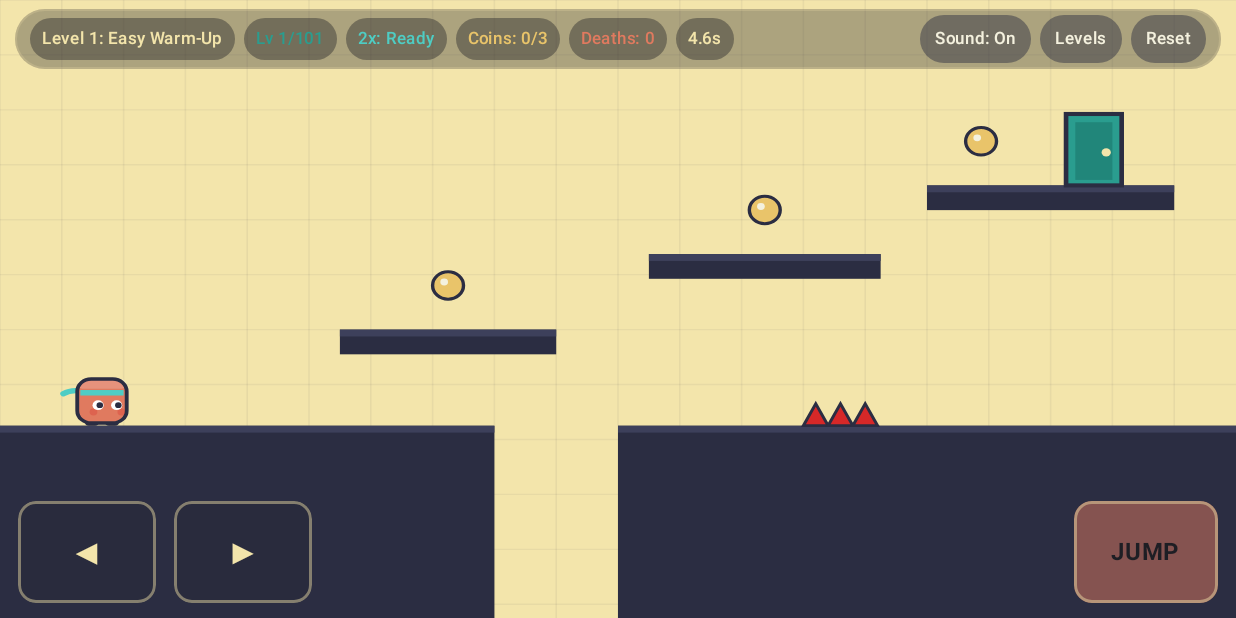
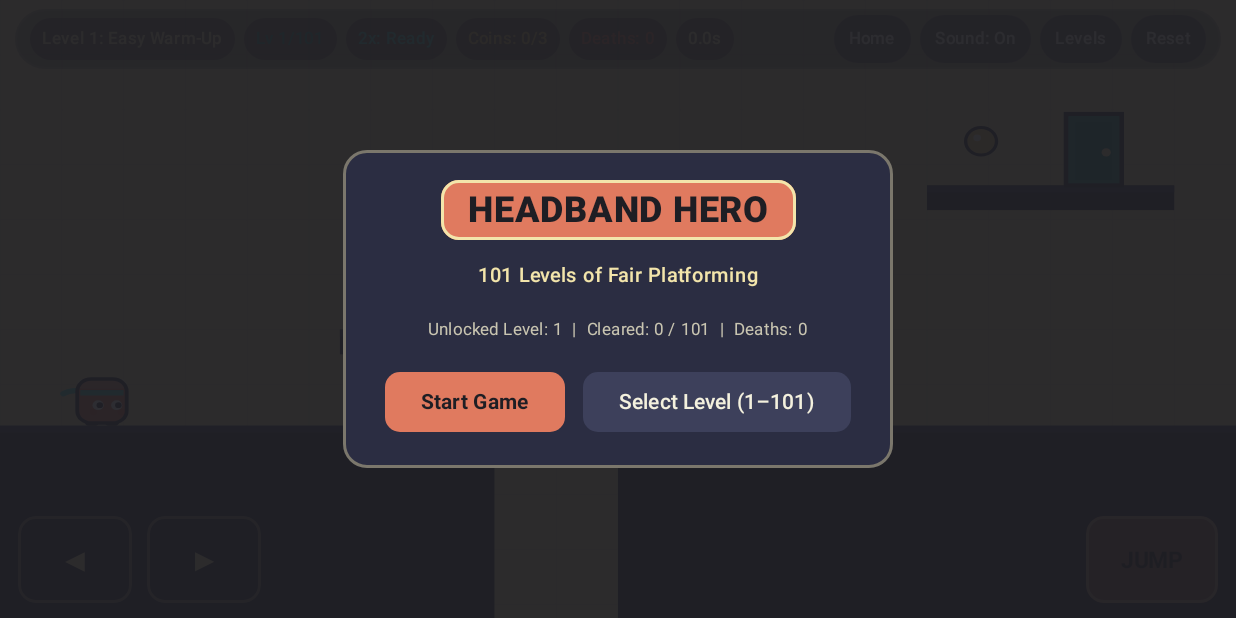
Before and after one commit to RajatPalankar8/headbandhero, an Android app built with Jetpack Compose: the screen it shows after launch (MainActivity), on a phone screen of 824 x 412 dp (held sideways). Run offline under Robolectric (Android 15) with nearby library versions, the phone set to English and light mode, and no system bars; our stand-ins replace AdMob; 1 statement that could not run was skipped.

Commit message:
First commit

```diff
--- a/app/src/main/java/com/proto/headbandhero/ui/screens/PlatformerGameScreen.kt
+++ b/app/src/main/java/com/proto/headbandhero/ui/screens/PlatformerGameScreen.kt
@@ -61,7 +61,7 @@ import com.proto.headbandhero.ui.components.HudBadge
 import com.proto.headbandhero.ui.components.LevelSelectOverlay
 import com.proto.headbandhero.ui.components.OverlayDialog
 import com.proto.headbandhero.ui.components.SmallHudButton
-import com.proto.headbandhero.ui.components.WelcomeBackDialog
+import com.proto.headbandhero.ui.components.WelcomePageOverlay
 import com.proto.headbandhero.ui.components.drawBirds
 import com.proto.headbandhero.ui.components.drawCanvasGrid
 import com.proto.headbandhero.ui.components.drawCoins
@@ -93,9 +93,7 @@ fun PlatformerGameScreen() {
         mutableIntStateOf(prefs.getInt(KEY_DEATHS, 0))
     }
 
-    var showWelcomeBack by remember {
-        mutableStateOf(prefs.getBoolean(KEY_HAS_PLAYED, false) && (unlockedLevel > 0 || clearedSet.isNotEmpty() || deaths > 0))
-    }
+    var showWelcomePage by remember { mutableStateOf(true) }
 
     var currentLevelIndex by remember { mutableIntStateOf(unlockedLevel) }
     var elapsedSeconds by remember { mutableFloatStateOf(0f) }
@@ -288,7 +286,7 @@ fun PlatformerGameScreen() {
                 continue
             }
 
-            if (levelWon || levelFailed || showLevelSelect || showWelcomeBack) continue
+            if (levelWon || levelFailed || showLevelSelect || showWelcomePage) continue
 
             elapsedSeconds += dt
 
@@ -619,7 +617,7 @@ fun PlatformerGameScreen() {
                 .pointerInput(Unit) {
                     awaitEachGesture {
                         awaitFirstDown(requireUnconsumed = false)
-                        if (!showWelcomeBack && !showLevelSelect && !levelFailed && !levelWon) {
+                        if (!showWelcomePage && !showLevelSelect && !levelFailed && !levelWon) {
                             if (!jumpPressed) jumpEdge = true
                             jumpPressed = true
                         }
@@ -657,6 +655,7 @@ fun PlatformerGameScreen() {
                 HudBadge("${"%.1f".format(elapsedSeconds)}s", Color(0xFFF3E5AB))
             }
             Row(horizontalArrangement = Arrangement.spacedBy(6.dp)) {
+                SmallHudButton("Home") { showWelcomePage = true }
                 SmallHudButton(if (isMuted) "Sound: Off" else "Sound: On") {
                     isMuted = !isMuted
                     SoundEffectPlayer.isMuted = isMuted
@@ -666,16 +665,16 @@ fun PlatformerGameScreen() {
             }
         }
 
-        // Bottom-Left Movement Buttons (Enlarged to 92.dp x 68.dp for easy comfortable touching)
+        // Bottom-Left Movement Buttons (76.dp x 58.dp)
         Row(
             modifier = Modifier
                 .align(Alignment.BottomStart)
                 .windowInsetsPadding(WindowInsets.safeDrawing.only(WindowInsetsSides.Bottom + WindowInsetsSides.Start))
                 .padding(start = 12.dp, bottom = 10.dp),
-            horizontalArrangement = Arrangement.spacedBy(12.dp)
+            horizontalArrangement = Arrangement.spacedBy(10.dp)
         ) {
-            HoldThumbButton("◀", Modifier.size(92.dp, 68.dp), fontSize = 22.sp) { leftPressed = it }
-            HoldThumbButton("▶", Modifier.size(92.dp, 68.dp), fontSize = 22.sp) { rightPressed = it }
+            HoldThumbButton("◀", Modifier.size(76.dp, 58.dp), fontSize = 20.sp) { leftPressed = it }
+            HoldThumbButton("▶", Modifier.size(76.dp, 58.dp), fontSize = 20.sp) { rightPressed = it }
         }
 
         // Bottom-Center AdMob Banner Ad
@@ -686,34 +685,34 @@ fun PlatformerGameScreen() {
                 .padding(bottom = 2.dp)
         )
 
-        // Bottom-Right Visual Jump Button
+        // Bottom-Right Visual Jump Button (88.dp x 58.dp)
         HoldThumbButton(
             label = "JUMP",
             modifier = Modifier
                 .align(Alignment.BottomEnd)
                 .windowInsetsPadding(WindowInsets.safeDrawing.only(WindowInsetsSides.Bottom + WindowInsetsSides.End))
                 .padding(end = 12.dp, bottom = 10.dp)
-                .size(96.dp, 68.dp),
+                .size(88.dp, 58.dp),
             isAccent = true,
-            fontSize = 16.sp
+            fontSize = 15.sp
         ) { pressed ->
             if (pressed && !jumpPressed) jumpEdge = true
             jumpPressed = pressed
         }
 
-        // Welcome Back / Win / Fail / Level Select Overlays
-        if (showWelcomeBack) {
-            WelcomeBackDialog(
+        // Welcome Page / Win / Fail / Level Select Overlays
+        if (showWelcomePage) {
+            WelcomePageOverlay(
                 unlockedLevel = unlockedLevel,
                 clearedCount = clearedSet.size,
                 totalDeaths = deaths,
-                onContinue = {
-                    showWelcomeBack = false
+                onStartGame = {
+                    showWelcomePage = false
                     saveProgress()
                     goToLevel(unlockedLevel)
                 },
-                onLevelSelect = {
-                    showWelcomeBack = false
+                onSelectLevel = {
+                    showWelcomePage = false
                     saveProgress()
                     showLevelSelect = true
                 }
```
